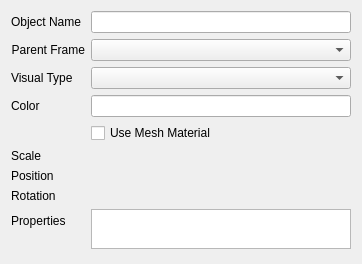
ARoefer/giskard_ide, file ui/object_info.ui: the form before one commit.
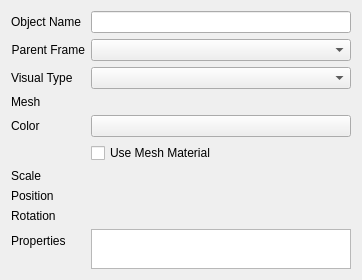
The form after the commit. Custom widgets are drawn as their Qt base class.

What changed in the file:
```diff
--- a/ui/object_info.ui
+++ b/ui/object_info.ui
@@ -44,7 +44,7 @@
     </widget>
    </item>
    <item row="1" column="1">
-    <widget class="rviz::EditableComboBox" name="cbParentFrame">
+    <widget class="giskard_sim::TfFrameComboBox" name="cbParentFrame">
      <property name="sizePolicy">
       <sizepolicy hsizetype="Minimum" vsizetype="Fixed">
        <horstretch>0</horstretch>
@@ -70,31 +70,28 @@
      </property>
     </widget>
    </item>
-   <item row="3" column="0">
+   <item row="4" column="0">
     <widget class="QLabel" name="label_4">
      <property name="text">
       <string>Color</string>
      </property>
     </widget>
    </item>
-   <item row="3" column="1">
-    <widget class="giskard_sim::ColorEditor" name="leColor"/>
-   </item>
-   <item row="4" column="1">
+   <item row="5" column="1">
     <widget class="QCheckBox" name="cbUseMaterial">
      <property name="text">
       <string>Use Mesh Material</string>
      </property>
     </widget>
    </item>
-   <item row="5" column="0">
+   <item row="7" column="0">
     <widget class="QLabel" name="label_5">
      <property name="text">
       <string>Scale</string>
      </property>
     </widget>
    </item>
-   <item row="5" column="1">
+   <item row="7" column="1">
     <widget class="giskard_sim::VectorWidget" name="vwScale" native="true">
      <property name="sizePolicy">
       <sizepolicy hsizetype="Minimum" vsizetype="Preferred">
@@ -104,14 +101,14 @@
      </property>
     </widget>
    </item>
-   <item row="6" column="0">
+   <item row="8" column="0">
     <widget class="QLabel" name="label_6">
      <property name="text">
       <string>Position</string>
      </property>
     </widget>
    </item>
-   <item row="6" column="1">
+   <item row="8" column="1">
     <widget class="giskard_sim::VectorWidget" name="vwPosition" native="true">
      <property name="sizePolicy">
       <sizepolicy hsizetype="Minimum" vsizetype="Preferred">
@@ -121,14 +118,14 @@
      </property>
     </widget>
    </item>
-   <item row="7" column="0">
+   <item row="9" column="0">
     <widget class="QLabel" name="label_7">
      <property name="text">
       <string>Rotation</string>
      </property>
     </widget>
    </item>
-   <item row="7" column="1">
+   <item row="9" column="1">
     <widget class="giskard_sim::VectorWidget" name="vwRotation" native="true">
      <property name="sizePolicy">
       <sizepolicy hsizetype="Minimum" vsizetype="Preferred">
@@ -138,14 +135,17 @@
      </property>
     </widget>
    </item>
-   <item row="8" column="0">
+   <item row="10" column="0">
     <widget class="QLabel" name="label_8">
+     <property name="visible">
+      <bool>false</bool>
+     </property>
      <property name="text">
       <string>Properties</string>
      </property>
     </widget>
    </item>
-   <item row="8" column="1">
+   <item row="10" column="1">
     <widget class="QPlainTextEdit" name="teProperties">
      <property name="sizePolicy">
       <sizepolicy hsizetype="Minimum" vsizetype="Maximum">
@@ -159,21 +159,34 @@
        <height>40</height>
       </size>
      </property>
+     <property name="visible">
+      <bool>false</bool>
+     </property>
+    </widget>
+   </item>
+   <item row="3" column="0">
+    <widget class="QLabel" name="labelMesh">
+     <property name="text">
+      <string>Mesh</string>
+     </property>
+    </widget>
+   </item>
+   <item row="3" column="1">
+    <widget class="giskard_sim::RosPkgFileSelector" name="meshPath" native="true"/>
+   </item>
+   <item row="4" column="1">
+    <widget class="QPushButton" name="btnColor">
+     <property name="text">
+      <string/>
+     </property>
+     <property name="checkable">
+      <bool>false</bool>
+     </property>
     </widget>
    </item>
   </layout>
  </widget>
  <customwidgets>
-  <customwidget>
-   <class>rviz::EditableComboBox</class>
-   <extends>QComboBox</extends>
-   <header>rviz/properties/editable_combo_box.h</header>
-  </customwidget>
-  <customwidget>
-   <class>giskard_sim::ColorEditor</class>
-   <extends>QLineEdit</extends>
-   <header>giskard_sim/color_editor.h</header>
-  </customwidget>
   <customwidget>
    <class>giskard_sim::VectorWidget</class>
    <extends>QWidget</extends>
@@ -183,6 +196,20 @@
     <signal>valueChanged(Eigen::Vector3d)</signal>
    </slots>
   </customwidget>
+  <customwidget>
+   <class>giskard_sim::TfFrameComboBox</class>
+   <extends>QComboBox</extends>
+   <header>giskard_sim/tf_combo_box.h</header>
+  </customwidget>
+  <customwidget>
+   <class>giskard_sim::RosPkgFileSelector</class>
+   <extends>QWidget</extends>
+   <header>giskard_sim/ros_pkg_file_selector.h</header>
+   <container>1</container>
+   <slots>
+    <signal>fileChanged(std::string)</signal>
+   </slots>
+  </customwidget>
  </customwidgets>
  <resources/>
  <connections>
```
Left out of the diff: 80 changed lines with no effect on the pictures.
